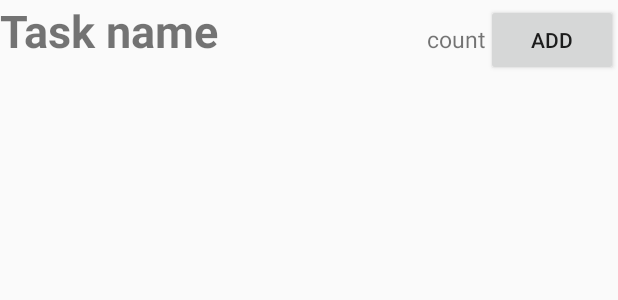
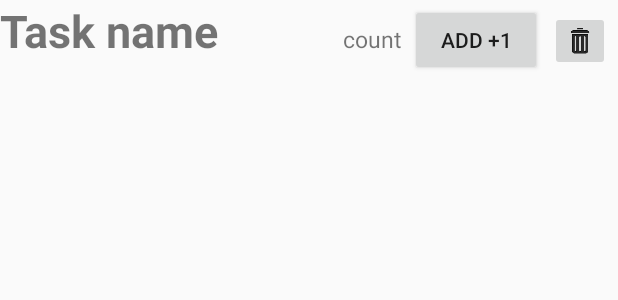
Before and after one commit to OmerZo/TaskCounter, an Android app: the layout task_item.xml on its own in the app's theme, with its tools: preview values and no code run, on a phone screen of 412 x 824 dp. Shown: the top 300 px of the screen. Run offline under Robolectric (Android 15) with nearby library versions, the phone set to English and light mode, and no system bars.

Commit message:
Add delete Task function

```diff
--- a/app/src/main/java/com/learn/zohky/taskcounter/TaskAdapter.java
+++ b/app/src/main/java/com/learn/zohky/taskcounter/TaskAdapter.java
@@ -10,6 +10,7 @@ import android.view.ViewGroup;
 import android.view.ViewParent;
 import android.widget.ArrayAdapter;
 import android.widget.Button;
+import android.widget.ImageButton;
 import android.widget.TextView;
 
 import java.util.List;
@@ -35,8 +36,10 @@ public class TaskAdapter extends ArrayAdapter<Task> implements View.OnClickListe
         TextView tvTaskName = (TextView) convertView.findViewById(R.id.tvTaskName);
         TextView tvTaskCount = (TextView) convertView.findViewById(R.id.tvTaskCount);
         tvTaskName.setText(task.getTaskName());
-        tvTaskCount.setText(task.getTaskCount() + "");
+        tvTaskCount.setText(String.valueOf(task.getTaskCount()));
         Button bAdd = (Button)convertView.findViewById(R.id.bAdd);
+        ImageButton ibDelete = (ImageButton)convertView.findViewById(R.id.ibDelete);
+        ibDelete.setTag(task);
         bAdd.setTag(task);
         bAdd.setOnClickListener(this);
 
--- a/app/src/main/res/layout/task_item.xml
+++ b/app/src/main/res/layout/task_item.xml
@@ -22,9 +22,23 @@
         android:layout_height="wrap_content" />
 
     <Button
+        android:layout_marginStart="5sp"
         android:id="@+id/bAdd"
-        android:text="Add"
+        android:text="Add +1"
         android:layout_width="wrap_content"
         android:layout_height="wrap_content" />
 
+    <ImageButton
+        android:id="@+id/ibDelete"
+        android:onClick="deleteTask"
+        android:cropToPadding="true"
+        android:scaleType="centerCrop"
+        android:layout_width="40dp"
+        android:layout_height="40dp"
+        android:layout_marginEnd="5dp"
+        android:layout_marginStart="5dp"
+        android:layout_marginTop="7dp"
+        android:src="@drawable/trash_recyclebin_empty_closed"
+        android:contentDescription="Delete Task" />
+
 </LinearLayout>
```
Also changed, not shown: app/src/main/java/com/learn/zohky/taskcounter/MainActivity.java (+11 -1 lines), app/src/main/java/com/learn/zohky/taskcounter/TasksHandler.java (+9 -0 lines), app/src/main/res/drawable/trash_recyclebin_empty_closed.png (added).
